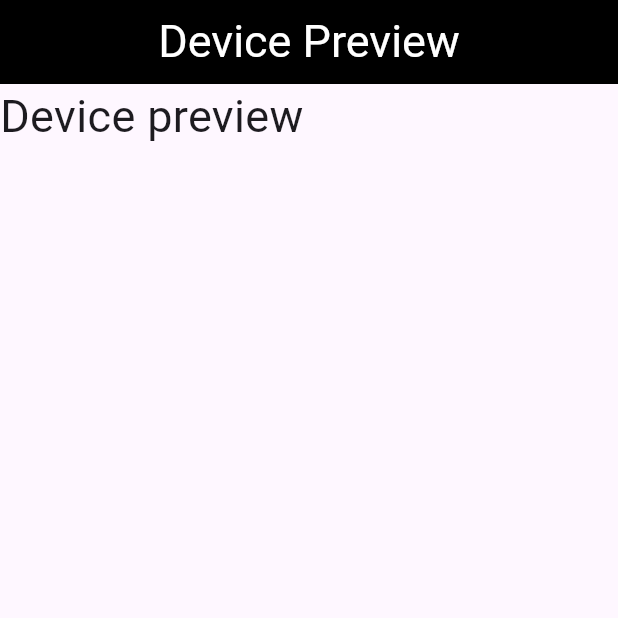
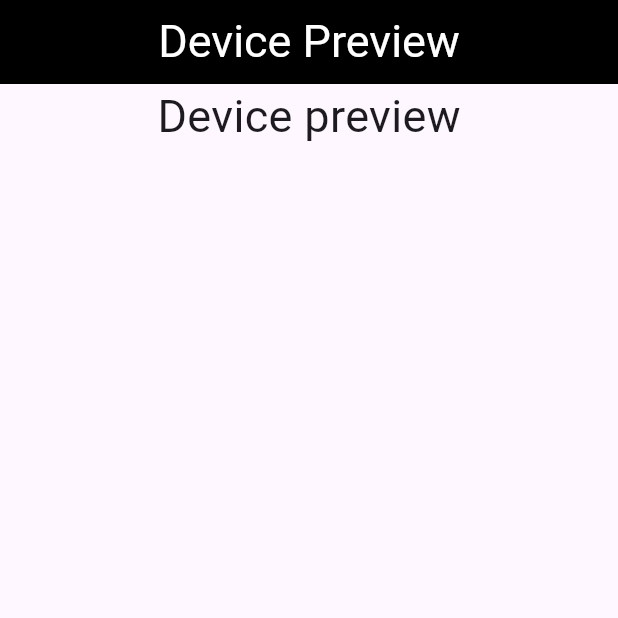
Before and after one commit to safaat260/Ostad_Flutter, a Flutter app: the screen it shows after launch, on a phone screen of 412 x 824 dp, the top half of it. Run offline on Flutter 3.47's test engine with Material 3 defaults, Android fonts, the phone set to English and light mode, and no system bars; our stand-ins replace flutter_screenutil.

Commit message:
device preview class 3

```diff
--- a/lib/Module_09/class 3/device_preview_home.dart
+++ b/lib/Module_09/class 3/device_preview_home.dart
@@ -20,7 +20,7 @@ class _device_preview_homeState extends State<device_preview_home> {
 
       body: Column(
         children: [
-          Text("Device preview", style: TextStyle(fontSize: 30),),
+          Center(child: Text("Device preview", style: TextStyle(fontSize: 30),)),
         ],
       ),
 
```
